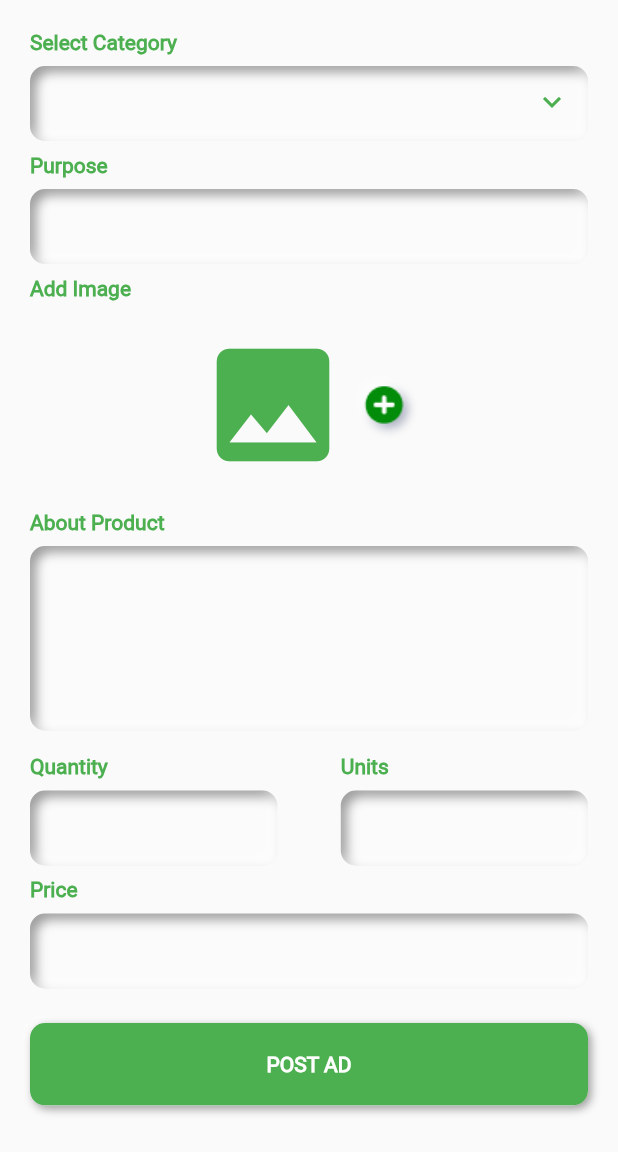
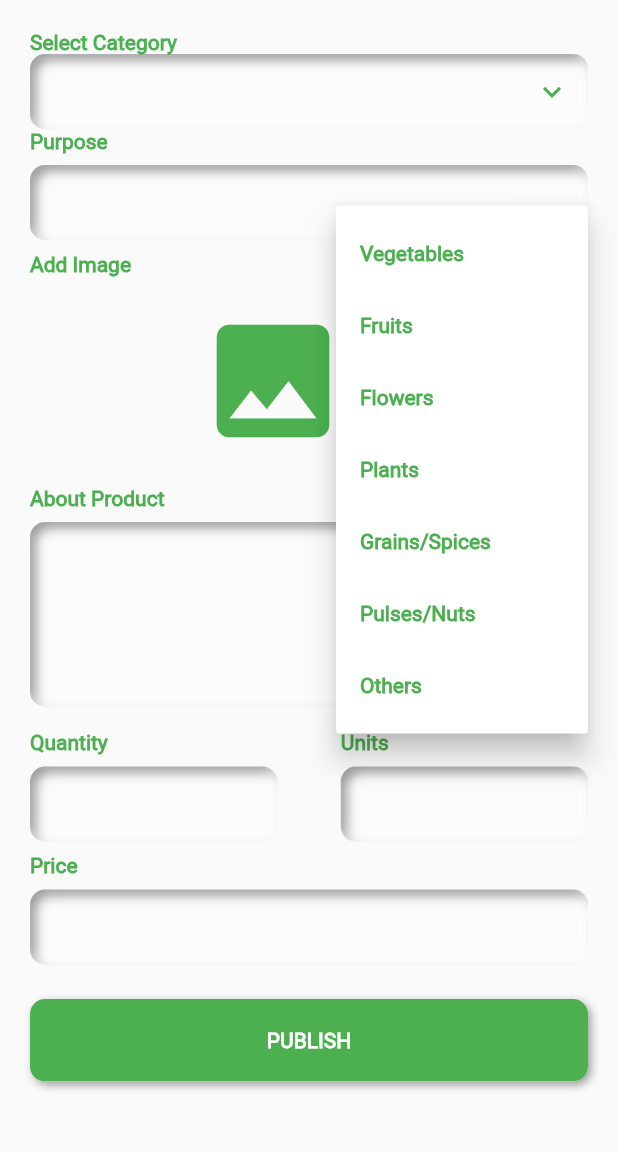
Before and after one commit to growlah/grow_local_eat_local, a Flutter app: the PostAdScreen screen opened directly, after a tap on the "keyboard arrow down" icon, on a phone screen of 412 x 824 dp, the part 84-1236 px from its top. Run offline on Flutter 3.47's test engine with Material 2 defaults, Android fonts, the phone set to English and light mode, and no system bars; drawn by our look-alikes of flutter_neumorphic; our stand-ins replace camera, chewie, firebase_auth, fluttertoast, image_picker, video_player; missing offline and left inert: arcore_flutter_plugin; accounts and stored records are empty; Roboto replaces fonts that are missing (RobotoRegular).

Commit message:
post ad implemented completely

```diff
--- a/lib/utils/app_config.dart
+++ b/lib/utils/app_config.dart
@@ -1,10 +1,12 @@
 import 'package:flutter/cupertino.dart';
 import 'package:flutter/material.dart';
+import 'package:flutter/services.dart';
 import 'package:flutter_neumorphic/flutter_neumorphic.dart';
 import 'package:fluttertoast/fluttertoast.dart';
 import 'package:grow_lah/utils/assets.dart';
 import 'package:grow_lah/utils/bazier_clip.dart';
 import 'package:grow_lah/view/notification.dart';
+import 'package:grow_lah/view/refer_earn.dart';
 
 class AppConfig{
   static String growLah='GrowLah';
@@ -61,10 +63,16 @@ class AppConfig{
             fontSize: 16.0, fontWeight: FontWeight.bold, color: Colors.green),
       ),
       actions: <Widget>[
-        Padding(
-          padding: const EdgeInsets.only(left:10.0,right: 10.0),
-          child: Image.asset(Assets.stock,color: Colors.green,height: 15.0,
-          width: 15.0,),
+        GestureDetector(
+          onTap: (){
+            Navigator.push(context,MaterialPageRoute(builder: (context)=>
+                ReferAndEarn()));
+          },
+          child: Padding(
+            padding: const EdgeInsets.only(left:10.0,right: 10.0),
+            child: Image.asset(Assets.stock,color: Colors.green,height: 15.0,
+            width: 15.0,),
+          ),
         ),
         showNotification?InkWell(
           onTap: (){
@@ -96,4 +104,6 @@ class AppConfig{
    bool isFocused}) =>
    null;
  }
+
+  static void hideKeyBoard()=>SystemChannels.textInput.invokeMethod('TextInput.hide');
 }
--- a/lib/view/post_ad.dart
+++ b/lib/view/post_ad.dart
@@ -20,6 +20,8 @@ class PostAdScreen extends StatefulWidget {
 class _PostAdScreenState extends State<PostAdScreen> {
   String imagePath='';
   File imageFile;
+  bool categorySelected=false;
+  PostAdController controller=PostAdController();
   @override
   void initState() {
     super.initState();
@@ -43,7 +45,25 @@ class _PostAdScreenState extends State<PostAdScreen> {
             crossAxisAlignment: CrossAxisAlignment.start,
             children: <Widget>[
               Text('Select Category',style: getStyle(),),
-             getCategory(),
+              Neumorphic(
+                boxShape: getNeuShape(),
+                style: getNeuStyle(),
+                child: Container(
+                  child: Row(
+                    children: <Widget>[
+                      Expanded(
+                        child: Container(
+                          height: 50.0,
+                          child: getCategory(),
+                        ),
+                      ),
+                      Container(
+                        child: getPopUp(),
+                      )
+                    ],
+                  ),
+                ),
+              ),
               Text('Purpose',style: getStyle(),),
               getPurpose(),
               Text('Add Image',style: getStyle(),),
@@ -104,15 +124,8 @@ class _PostAdScreenState extends State<PostAdScreen> {
         surfaceIntensity: 0.3,color: Colors.white12);
   }
   getCategory(){
-    return  GestureDetector(
-      onTap: (){
-        getPopUp();
-      },
-      child: Padding(
+    return  Padding(
       padding: const EdgeInsets.only(top:8.0,bottom: 8.0),
-        child: Neumorphic(
-          boxShape: getNeuShape(),
-          style: getNeuStyle(),
       child: Container(
         height: 50.0,
         decoration: BoxDecoration(
@@ -130,10 +143,6 @@ class _PostAdScreenState extends State<PostAdScreen> {
           decoration: InputDecoration(
               contentPadding: const EdgeInsets.all(10.0),
               border: InputBorder.none,
-                suffixIcon: getPopUp()
-              ),
-
-            ),
           ),
         ),
       ),
@@ -312,7 +321,15 @@ class _PostAdScreenState extends State<PostAdScreen> {
   }
 
   postAdBtn() {
-    return  Padding(
+    return  GestureDetector(
+      onTap: (){
+        if(validation()){
+          AppConfig.hideKeyBoard();
+          AppConfig.showToast('validated');
+          publish();
+        }
+      },
+      child: Padding(
         padding: const EdgeInsets.only(top:15.0,bottom: 15.0),
         child: Neumorphic(
           style: AppConfig.neuStyle,
@@ -324,11 +341,12 @@ class _PostAdScreenState extends State<PostAdScreen> {
             child: Padding(
               padding: const EdgeInsets.all(10.0),
               child: Center(
-              child: Text('POST AD', style: TextStyle(
+                child: Text('PUBLISH', style: TextStyle(
                     fontFamily:AppConfig.roboto,
                     color: Colors.white,
                     fontWeight: FontWeight.bold
                 ),),
+              ),
             ),
           ),
         ),
@@ -385,12 +403,46 @@ class _PostAdScreenState extends State<PostAdScreen> {
       PopupMenuItem(value: 5,child: Text('Pulses/Nuts',style: getStyle(),)),
       PopupMenuItem(value: 6,child: Text('Others',style: getStyle(),)),
     ],onSelected: (value)async{
+      categorySelected=true;
       switch(value){
         case 0:PostAdController.category.text='Vegetables';break;
+        case 1:PostAdController.category.text='Fruits';break;
+        case 2:PostAdController.category.text='Flowers';break;
+        case 3:PostAdController.category.text='Plants';break;
+        case 4:PostAdController.category.text='Grains/Spices';break;
+        case 5:PostAdController.category.text='Pulses/Nuts';break;
+        case 6:PostAdController.category.text='Others';break;
       }
     },
     icon: Icon(Icons.keyboard_arrow_down,color: Colors.green,),
       offset: Offset(0, 100),
     );
   }
+
+  bool validation() {
+      if(!categorySelected){
+        return AppConfig.showToast('Please select category');
     }
+      if(PostAdController.purpose.text.trim()==''){
+        return AppConfig.showToast('Please enter purpose');
+      }
+    if(imageFile==null){
+      return AppConfig.showToast('Please add image');
+    }
+    if(PostAdController.aboutProduct.text.trim()==''){
+      return AppConfig.showToast('Please enter about the product');
+    }
+    if(PostAdController.quantity.text.trim()==''){
+      return AppConfig.showToast('Please enter quantity');
+    }
+    if(PostAdController.units.text.trim()==''){
+      return AppConfig.showToast('Please enter units');
+    }
+    if(PostAdController.price.text.trim()==''){
+      return AppConfig.showToast('Please enter price');
+    }
+    return true;
+  }
+
+  void publish() {}
+}
--- a/lib/view/splash_screen.dart
+++ b/lib/view/splash_screen.dart
@@ -16,7 +16,7 @@ class SplashScreen extends StatefulWidget {
 class _SplashScreenState extends State<SplashScreen> {
   @override
   void initState() {
-    SystemChannels.textInput.invokeMethod('TextInput.hide');
+    AppConfig.hideKeyBoard();
     super.initState();
     Future.delayed(const Duration(seconds: 4), () async {
       Navigator.pushReplacement(context,MaterialPageRoute(builder:(context)=>AuthenticationScreen()));
```
Lines whose indentation alone changed are shown as unchanged.
